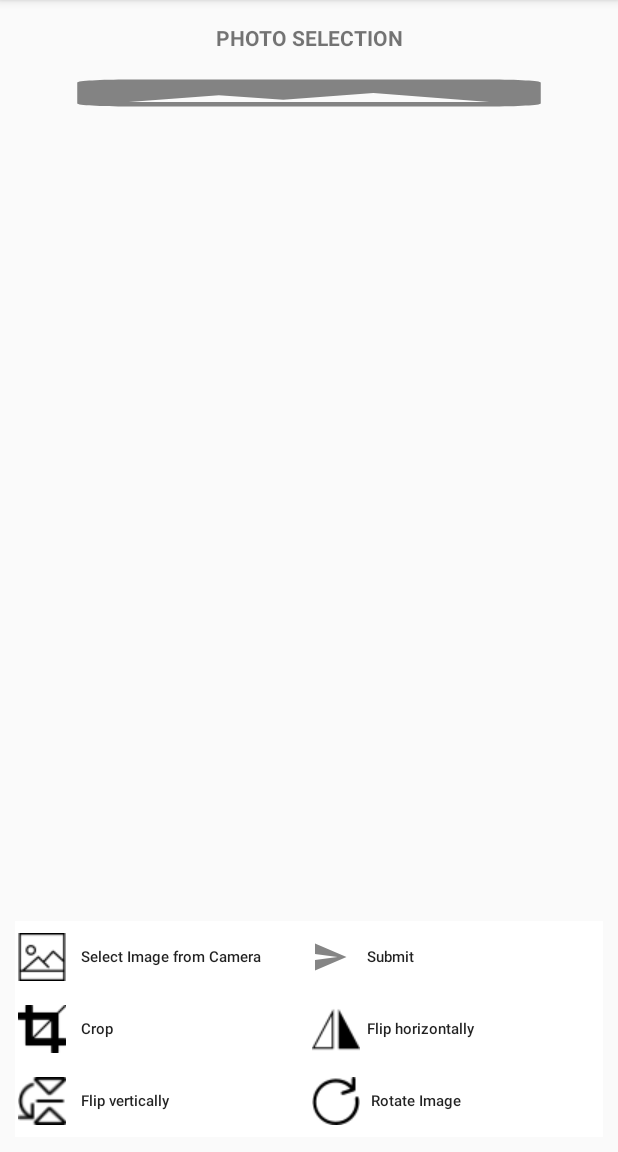
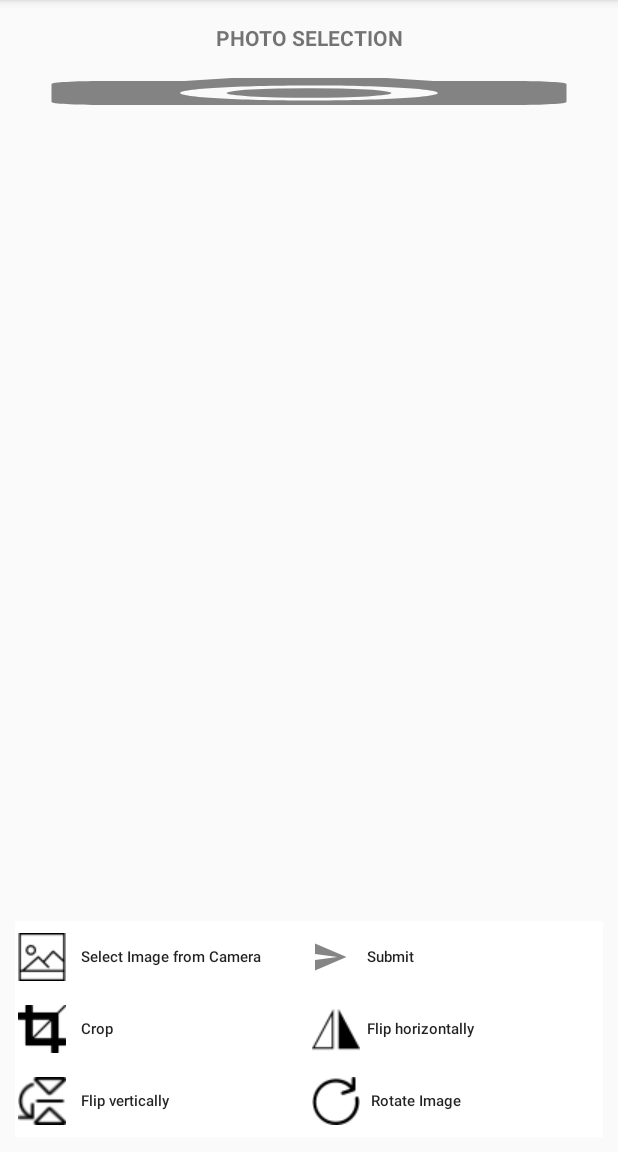
Before and after one commit to shadhin056/Camera-Or-Gallery-Or-Both-WithCrop-Kotlin, an Android app: the CameraOrGalleryActivity screen opened directly, with no data from a screen before it, on a phone screen of 412 x 824 dp, the part 84-1236 px from its top. Run offline under Robolectric (Android 15) with nearby library versions, the phone set to English and light mode, and no system bars; libraries missing offline, so code that uses them is left out: com.theartofdev.edmodo; plain views replace CropImageView; 1 statement that could not run was skipped.

Commit message:
icon changed

```diff
--- /dev/null
+++ b/app/src/main/res/drawable-anydpi/camera.xml
@@ -0,0 +1,14 @@
+<vector xmlns:android="http://schemas.android.com/apk/res/android"
+    android:width="24dp"
+    android:height="24dp"
+    android:viewportWidth="24"
+    android:viewportHeight="24"
+    android:tint="#333333"
+    android:alpha="0.6">
+  <path
+      android:fillColor="@android:color/white"
+      android:pathData="M12,12m-3.2,0a3.2,3.2 0,1 1,6.4 0a3.2,3.2 0,1 1,-6.4 0"/>
+  <path
+      android:fillColor="@android:color/white"
+      android:pathData="M9,2L7.17,4L4,4c-1.1,0 -2,0.9 -2,2v12c0,1.1 0.9,2 2,2h16c1.1,0 2,-0.9 2,-2L22,6c0,-1.1 -0.9,-2 -2,-2h-3.17L15,2L9,2zM12,17c-2.76,0 -5,-2.24 -5,-5s2.24,-5 5,-5 5,2.24 5,5 -2.24,5 -5,5z"/>
+</vector>
--- a/app/src/main/res/layout/activity_camera_or_gallery.xml
+++ b/app/src/main/res/layout/activity_camera_or_gallery.xml
@@ -174,7 +174,7 @@
                 android:layout_width="match_parent"
                 android:layout_height="0dp"
                 android:layout_weight="1"
-                android:background="@drawable/image_select" />
+                android:background="@drawable/camera" />
         </LinearLayout>
 
 
```
Also changed, not shown: app/src/main/res/drawable-hdpi/camera.png (added), app/src/main/res/drawable-mdpi/camera.png (added), app/src/main/res/drawable-xhdpi/camera.png (added), app/src/main/res/drawable-xxhdpi/camera.png (added).
